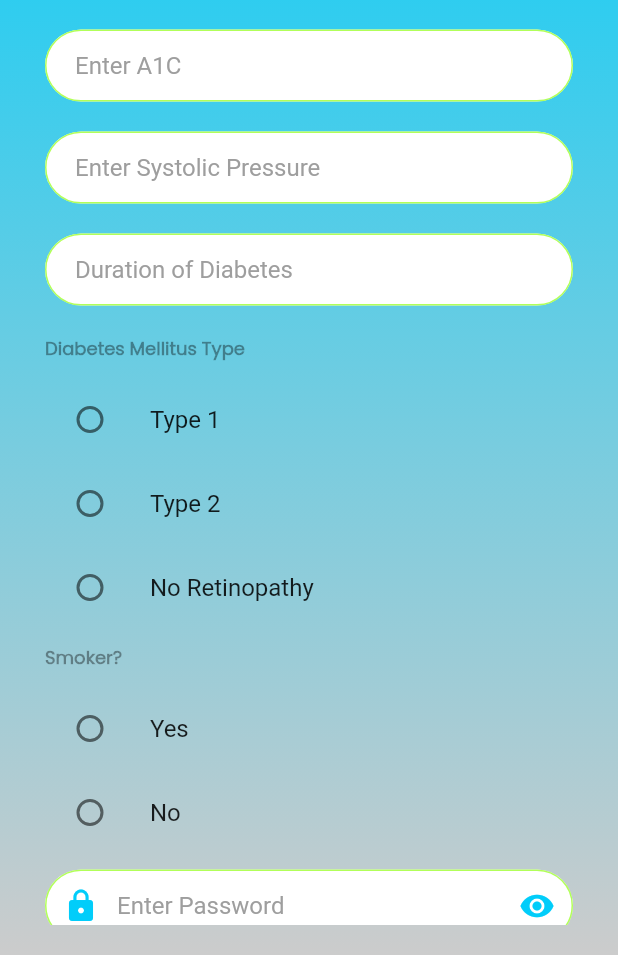
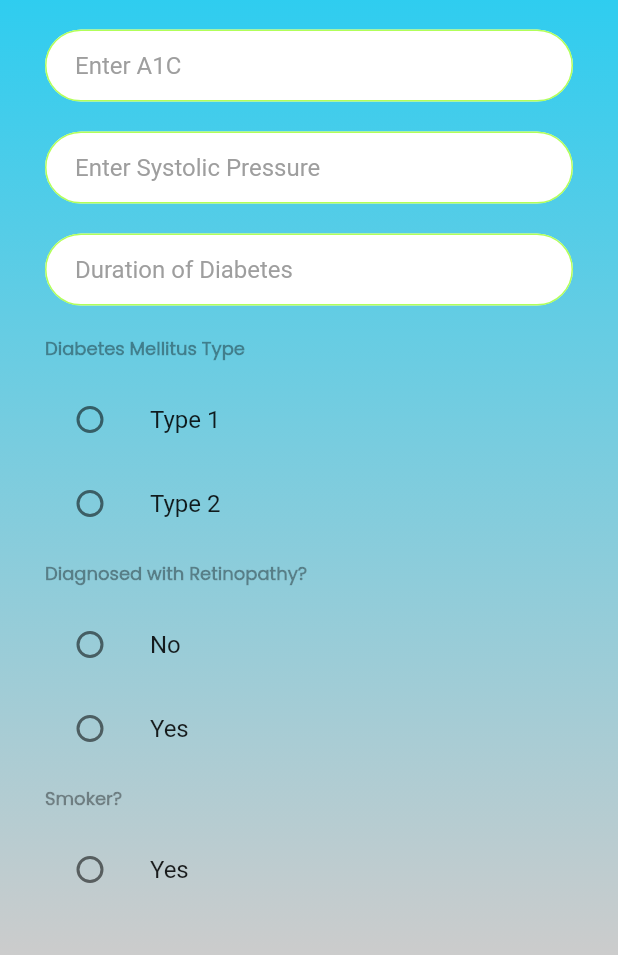
Before and after one commit to Ammar-Raneez/E-Ophthalmologist_UI, a Flutter app: the RegistrationScreen screen opened by its route, scrolled down 576 dp, on a phone screen of 412 x 824 dp, the part 281-1236 px from its top. Run offline on Flutter 3.47's test engine with Material 2 defaults, Android fonts, the phone set to English and light mode, and no system bars; our stand-ins replace cached_network_image, cloud_firestore, dio, firebase_auth, firebase_core, firebase_storage and 4 more; missing offline and left inert: add_2_calendar; accounts and stored records are empty.

Commit message:
added diagnosis field for API

```diff
--- a/lib/constants.dart
+++ b/lib/constants.dart
@@ -63,7 +63,8 @@ Padding kTextField(var controller, Function onChange, String hintText,
 
 // Registration & Edit Profile Specific
 enum Gender { Male, Female }
-enum DMType { Type1, Type2, None }
+enum DMType { Type1, Type2 }
+enum Diagnosis { Yes, No }
 enum Smoker { Yes, No }
 
 // Input labels in registration and edit
--- a/lib/screens/registration_screen.dart
+++ b/lib/screens/registration_screen.dart
@@ -33,6 +33,7 @@ class _RegistrationScreenState extends State<RegistrationScreen> {
   var gender;
   var smoker;
   var dm;
+  var diagnosis;
 
   bool visiblePassword = false;
 
@@ -180,10 +181,17 @@ class _RegistrationScreenState extends State<RegistrationScreen> {
                       dm = value;
                     });
                   }),
-                  registrationRadioButton("No Retinopathy", DMType.None, dm,
+                  registrationInputLabel("Diagnosed with Retinopathy?"),
+                  registrationRadioButton("No", Diagnosis.No, diagnosis,
                       (value) {
                     setState(() {
-                      dm = value;
+                      diagnosis = value;
+                    });
+                  }),
+                  registrationRadioButton("Yes", Diagnosis.Yes, diagnosis,
+                      (value) {
+                    setState(() {
+                      diagnosis = value;
                     });
                   }),
                   registrationInputLabel("Smoker?"),
@@ -232,6 +240,9 @@ class _RegistrationScreenState extends State<RegistrationScreen> {
                     child: _commonLabelText(
                         title: "< - Back to Login", fontSize: 12.0),
                   ),
+                  SizedBox(
+                    height: 20,
+                  ),
                   CustomRoundedButton(
                     onPressed: () async {
                       // Only allow registration if all details are filled
@@ -246,6 +257,7 @@ class _RegistrationScreenState extends State<RegistrationScreen> {
                           selectedDate == null ||
                           gender == null ||
                           dm == null ||
+                          diagnosis == null ||
                           smoker == null ||
                           username == "" ||
                           email == "" ||
@@ -257,6 +269,7 @@ class _RegistrationScreenState extends State<RegistrationScreen> {
                           duration == "" ||
                           dm == "" ||
                           gender == "" ||
+                          diagnosis == "" ||
                           smoker == "") {
                         createAlertDialog(context, "Error",
                             "Please fill all the given fields to proceed", 404);
@@ -282,6 +295,7 @@ class _RegistrationScreenState extends State<RegistrationScreen> {
                             "Duration": duration,
                             "gender": gender.toString(),
                             "DM Type": dm.toString(),
+                            "Diagnosis": diagnosis.toString(),
                             "smoker": smoker.toString(),
                             'timestamp': Timestamp.now(),
                             "isFamilyMember": false,
```
Also changed, not shown: lib/screens/add_family_member.dart (+14 -3 lines), lib/screens/edit_profile_screen.dart (+16 -2 lines), lib/screens/home_screen.dart (+8 -16 lines).
